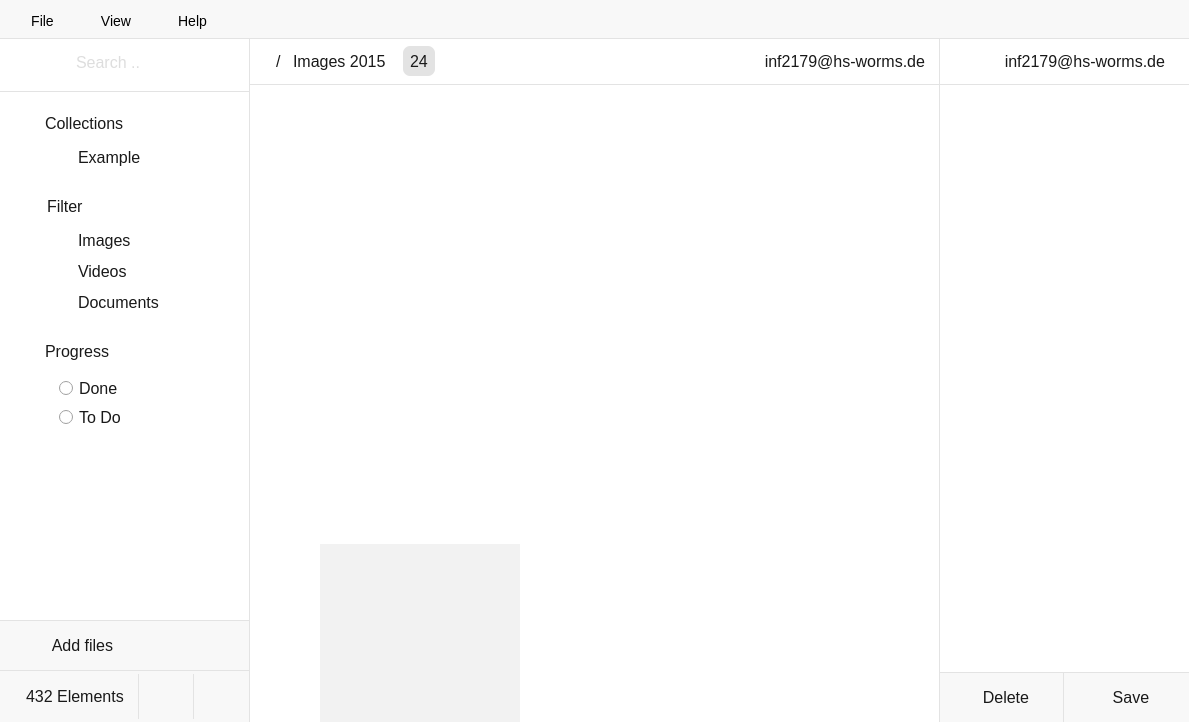
First picture: the form in src/gui/mainwindow.ui, repository Gitnoter/vemoria2, before the edit.
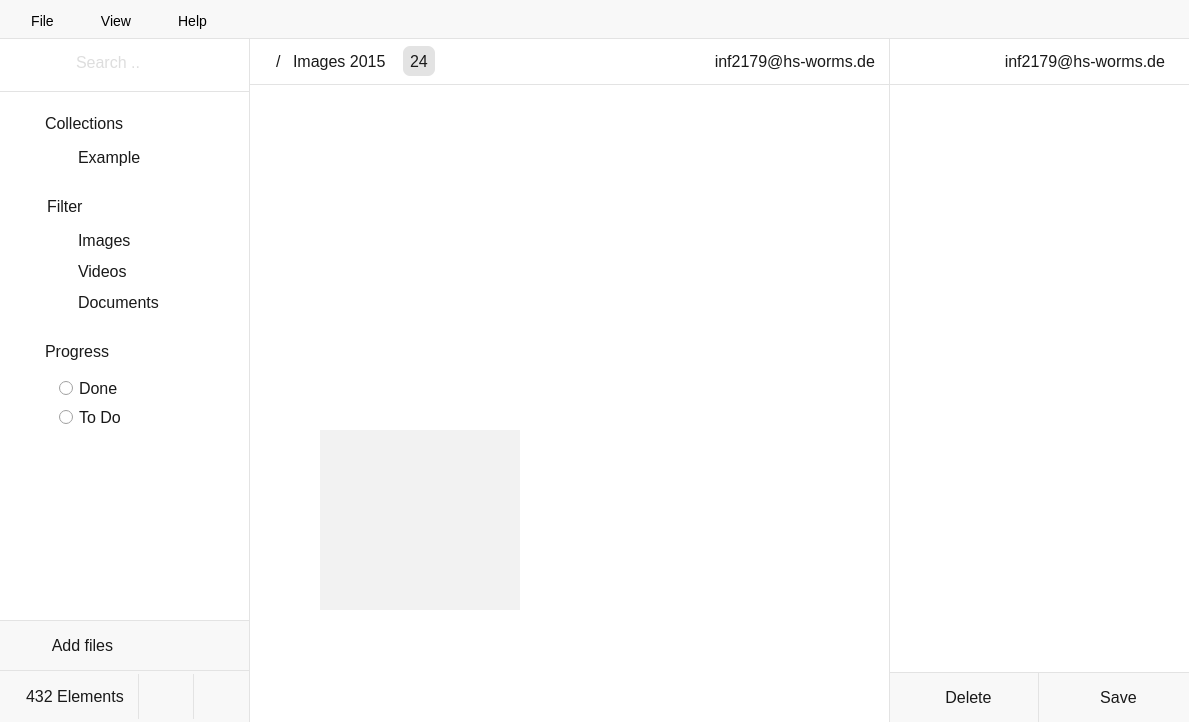
Second picture: the form after the edit. Icons and pictures are not drawn.

Commit message: change width of gridDetail section

Diff of the .ui file:
```diff
--- a/src/gui/mainwindow.ui
+++ b/src/gui/mainwindow.ui
@@ -1125,7 +1125,7 @@
        border-top:1px solid #e3e3e3;
 }</string>
         </property>
-        <layout class="QGridLayout" name="gridLayout_10" rowstretch="0,0,0" columnstretch="0">
+        <layout class="QGridLayout" name="gridLayout_10" rowstretch="0,0" columnstretch="0">
          <property name="leftMargin">
           <number>0</number>
          </property>
@@ -1141,16 +1141,6 @@
          <property name="spacing">
           <number>0</number>
          </property>
-         <item row="1" column="0">
-          <widget class="QLabel" name="label_11">
-           <property name="text">
-            <string/>
-           </property>
-           <property name="pixmap">
-            <pixmap>:/new/prefix1/vemoria.png</pixmap>
-           </property>
-          </widget>
-         </item>
          <item row="0" column="0" alignment="Qt::AlignTop">
           <widget class="QWidget" name="horizontalWidget" native="true">
            <property name="sizePolicy">
@@ -1379,7 +1369,7 @@
            </layout>
           </widget>
          </item>
-         <item row="2" column="0">
+         <item row="1" column="0">
           <widget class="QGroupBox" name="groupBox_10">
            <property name="title">
             <string/>
@@ -1448,7 +1438,7 @@
        <widget class="QWidget" name="gridDetail" native="true">
         <property name="minimumSize">
          <size>
-          <width>250</width>
+          <width>300</width>
           <height>0</height>
          </size>
         </property>
```
